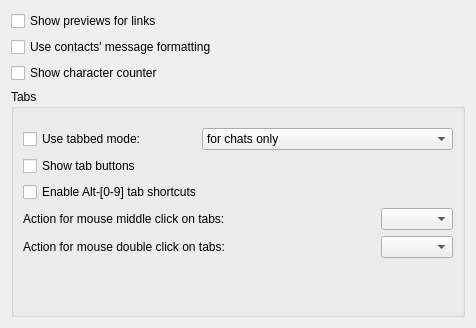
Before: the Qt Designer form src/options/opt_messages_common.ui in psi-im/psi, drawn with Qt 5.
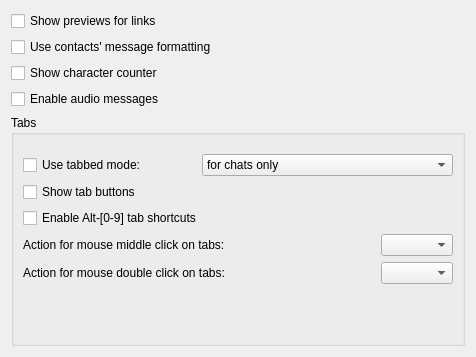
After: the same form once the commit is applied.

Commit message: Work with audio messages and options. (#491)

The edit to the form file:
```diff
--- a/src/options/opt_messages_common.ui
+++ b/src/options/opt_messages_common.ui
@@ -7,7 +7,7 @@
     <x>0</x>
     <y>0</y>
     <width>476</width>
-    <height>328</height>
+    <height>357</height>
    </rect>
   </property>
   <property name="windowTitle">
@@ -48,6 +48,16 @@
      </property>
     </widget>
    </item>
+   <item>
+    <widget class="QCheckBox" name="ck_audioMessage">
+     <property name="toolTip">
+      <string>Record and share audio message</string>
+     </property>
+     <property name="text">
+      <string>Enable audio messages</string>
+     </property>
+    </widget>
+   </item>
    <item>
     <widget class="QGroupBox" name="groupBox">
      <property name="title">
```
The commit also changes 14 other files.
